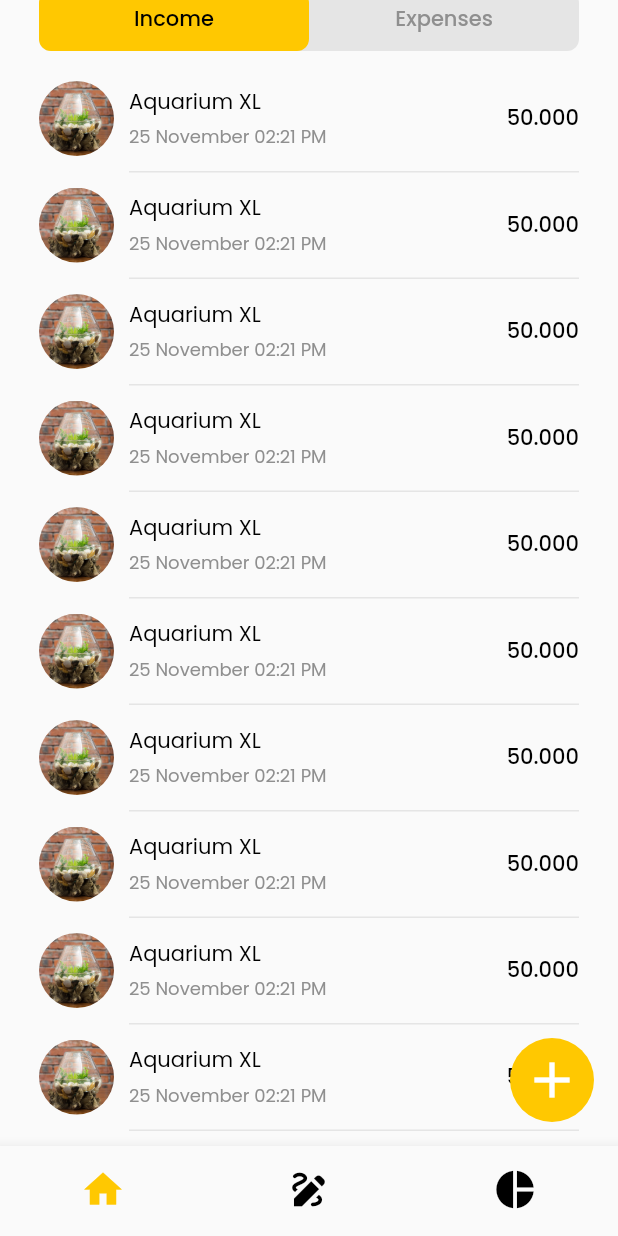
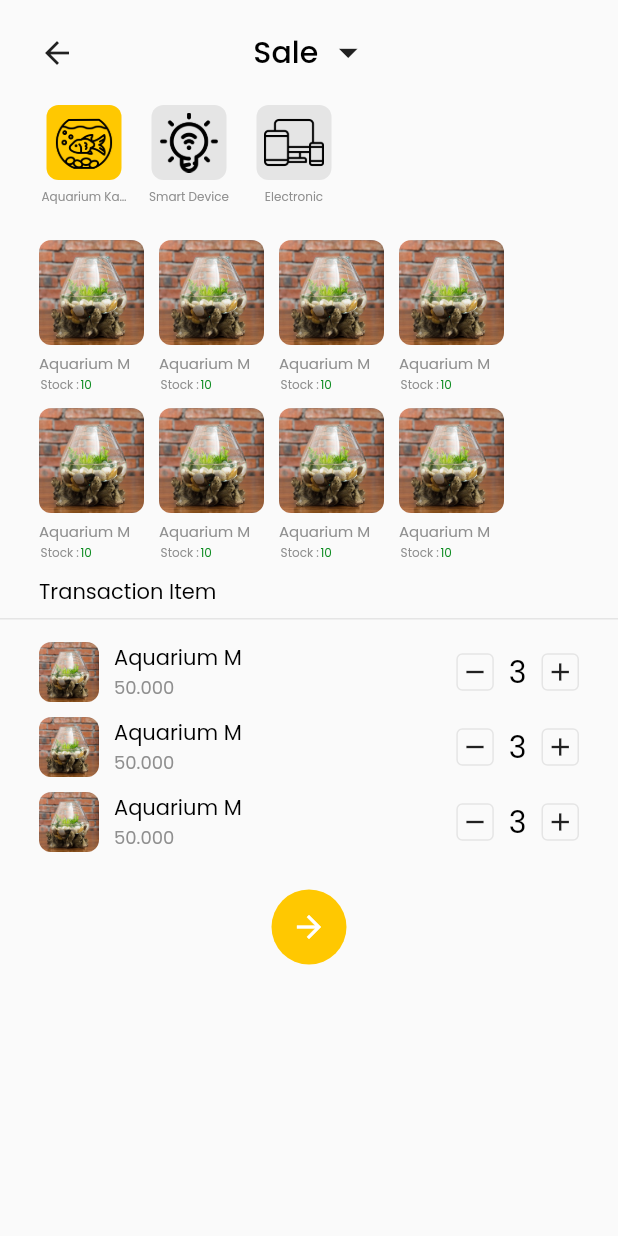
Before and after one commit to anggitpp/moneytoring, a Flutter app: the screen it shows after launch, scrolled down 292 dp, after a tap on the "add" icon, on a phone screen of 412 x 824 dp. Run offline on Flutter 3.47's test engine with Material 2 defaults, Android fonts, the phone set to English and light mode, and no system bars; our stand-ins replace google_fonts, supercharged.

Commit message:
create transaction page and implement all navigator to project

```diff
--- a/lib/config/constant.dart
+++ b/lib/config/constant.dart
@@ -16,28 +16,3 @@ class AppSizes {
     return MediaQuery.of(context).size.height;
   }
 }
-
-class AppTextStyle {
-  static TextStyle verySmallText =
-      GoogleFonts.poppins(fontSize: 10, color: Colors.black);
-  static TextStyle smallText =
-      GoogleFonts.poppins(fontSize: 12, color: Colors.black);
-  static TextStyle mediumText =
-      GoogleFonts.poppins(fontSize: 14, color: Colors.black);
-  static TextStyle largeText =
-      GoogleFonts.poppins(fontSize: 16, color: Colors.black);
-  static TextStyle veryLargeText =
-      GoogleFonts.poppins(fontSize: 18, color: Colors.black);
-
-  static TextStyle greySmallText =
-      GoogleFonts.poppins(fontSize: 12, color: AppColors.greyColor);
-  static TextStyle greyMediumText =
-      GoogleFonts.poppins(fontSize: 14, color: AppColors.greyColor);
-}
-
-class AppColors {
-  static Color yellowColor = '#FFC801'.toColor();
-  static Color backgroundColor = '#FAFAFA'.toColor();
-  static Color greyColor = '#8F8F8F'.toColor();
-  static Color lightGreyColor = '#E5E5E5'.toColor();
-}
--- a/lib/config/route_name.dart
+++ b/lib/config/route_name.dart
@@ -3,4 +3,5 @@ class RouteName {
   static const home = '/home';
   static const main = '/main';
   static const addProduct = '/add_product';
+  static const transaction = '/transaction';
 }
--- a/lib/config/routes.dart
+++ b/lib/config/routes.dart
@@ -1,5 +1,6 @@
 import 'package:moneytoring/screens/add_product/add_product_page.dart';
 import 'package:moneytoring/screens/main/main_page.dart';
+import 'package:moneytoring/screens/transaction/transaction_page.dart';
 
 import '../config/route_name.dart';
 import '../screens/splash/splash_page.dart';
@@ -10,4 +11,5 @@ final routes = {
   RouteName.main: (context) => const MainPage(),
   RouteName.home: (context) => const HomePage(),
   RouteName.addProduct: (context) => const AddProductPage(),
+  RouteName.transaction: (context) => const TransactionPage(),
 };
--- a/lib/config/theme.dart
+++ b/lib/config/theme.dart
@@ -0,0 +1,29 @@
+import 'package:flutter/material.dart';
+import 'package:google_fonts/google_fonts.dart';
+import 'package:supercharged/supercharged.dart';
+
+class AppTextStyle {
+  static TextStyle verySmallText =
+      GoogleFonts.poppins(fontSize: 10, color: Colors.black);
+  static TextStyle smallText =
+      GoogleFonts.poppins(fontSize: 12, color: Colors.black);
+  static TextStyle mediumText =
+      GoogleFonts.poppins(fontSize: 14, color: Colors.black);
+  static TextStyle largeText =
+      GoogleFonts.poppins(fontSize: 16, color: Colors.black);
+  static TextStyle veryLargeText =
+      GoogleFonts.poppins(fontSize: 18, color: Colors.black);
+
+  static TextStyle greySmallText =
+      GoogleFonts.poppins(fontSize: 12, color: AppColors.greyColor);
+  static TextStyle greyMediumText =
+      GoogleFonts.poppins(fontSize: 14, color: AppColors.greyColor);
+}
+
+class AppColors {
+  static Color yellowColor = '#FFC801'.toColor();
+  static Color backgroundColor = '#FAFAFA'.toColor();
+  static Color greyColor = '#8F8F8F'.toColor();
+  static Color lightGreyColor = '#E5E5E5'.toColor();
+  static Color greenColor = '#0C8B20'.toColor();
+}
--- /dev/null
+++ b/lib/models/category.dart
@@ -0,0 +1,18 @@
+class Category {
+  final int id;
+  final String name;
+  final String imagePath;
+  Category({
+    required this.id,
+    required this.name,
+    required this.imagePath,
+  });
+}
+
+final List<Category> dummyCategories = [
+  Category(
+      id: 1, name: 'Aquarium Kaca', imagePath: 'assets/icon/icon-aquarium.png'),
+  Category(id: 2, name: 'Smart Device', imagePath: 'assets/icon/icon-bulb.png'),
+  Category(
+      id: 3, name: 'Electronic', imagePath: 'assets/icon/icon-electronic.png'),
+];
--- a/lib/screens/add_product/add_product_page.dart
+++ b/lib/screens/add_product/add_product_page.dart
@@ -1,8 +1,10 @@
 import 'package:flutter/material.dart';
+import 'package:moneytoring/config/route_name.dart';
 import 'package:moneytoring/widgets/button_submit.dart';
 import 'package:moneytoring/widgets/create_text_field.dart';
 
 import '../../config/constant.dart';
+import '../../config/theme.dart';
 import '../../widgets/header_page.dart';
 
 class AddProductPage extends StatelessWidget {
@@ -17,9 +19,13 @@ class AddProductPage extends StatelessWidget {
           padding: EdgeInsets.zero,
           children: [
             HeaderPage(
-              Icon(
-                Icons.arrow_back,
-                size: 24,
+              GestureDetector(
+                onTap: () =>
+                    Navigator.pushReplacementNamed(context, RouteName.main),
+                child: Icon(
+                  Icons.arrow_back,
+                  size: 24,
+                ),
               ),
               Text(
                 'Add Product',
--- a/lib/screens/home/home_page.dart
+++ b/lib/screens/home/home_page.dart
@@ -1,8 +1,10 @@
 import 'package:flutter/material.dart';
 import 'package:intl/intl.dart';
 import 'package:moneytoring/config/constant.dart';
+import 'package:moneytoring/config/route_name.dart';
 import 'package:moneytoring/screens/home/widgets/profit_card.dart';
-import 'package:moneytoring/screens/home/widgets/transaction_item.dart';
+import 'package:moneytoring/screens/home/widgets/recent_transaction_item.dart';
+import '../../config/theme.dart';
 
 class HomePage extends StatefulWidget {
   const HomePage({Key? key}) : super(key: key);
@@ -33,7 +35,8 @@ class _HomePageState extends State<HomePage>
       backgroundColor: AppColors.backgroundColor,
       floatingActionButton: FloatingActionButton(
         heroTag: "btnTransaction",
-        onPressed: () {},
+        onPressed: () =>
+            Navigator.pushReplacementNamed(context, RouteName.transaction),
         backgroundColor: AppColors.yellowColor,
         child: Icon(
           Icons.add,
@@ -98,7 +101,7 @@ class _HomePageState extends State<HomePage>
                 Column(
                   children: List.generate(
                     10,
-                    (index) => TransactionItem(),
+                    (index) => RecentTransactionItem(),
                   ).toList(),
                 ),
               ],
--- a/lib/screens/home/widgets/profit_card.dart
+++ b/lib/screens/home/widgets/profit_card.dart
@@ -3,6 +3,7 @@ import 'package:intl/intl.dart';
 import 'package:moneytoring/screens/home/widgets/profit_text_box.dart';
 
 import '../../../config/constant.dart';
+import '../../../config/theme.dart';
 
 class ProfitCard extends StatelessWidget {
   const ProfitCard({Key? key}) : super(key: key);
--- a/lib/screens/home/widgets/profit_text_box.dart
+++ b/lib/screens/home/widgets/profit_text_box.dart
@@ -2,6 +2,7 @@ import 'package:flutter/material.dart';
 import 'package:intl/intl.dart';
 
 import '../../../config/constant.dart';
+import '../../../config/theme.dart';
 
 class ProfitTextBox extends StatelessWidget {
   final String title;
--- a/lib/screens/home/widgets/transaction_item.dart
+++ b/lib/screens/home/widgets/recent_transaction_item.dart
@@ -2,9 +2,10 @@ import 'package:flutter/material.dart';
 import 'package:intl/intl.dart';
 
 import '../../../config/constant.dart';
+import '../../../config/theme.dart';
 
-class TransactionItem extends StatelessWidget {
-  const TransactionItem({Key? key}) : super(key: key);
+class RecentTransactionItem extends StatelessWidget {
+  const RecentTransactionItem({Key? key}) : super(key: key);
 
   @override
   Widget build(BuildContext context) {
--- a/lib/screens/main/main_page.dart
+++ b/lib/screens/main/main_page.dart
@@ -4,6 +4,7 @@ import 'package:moneytoring/screens/product/product_page.dart';
 
 import '../../config/constant.dart';
 import '../home/home_page.dart';
+import '../../../config/theme.dart';
 
 class MainPage extends StatefulWidget {
   const MainPage({Key? key}) : super(key: key);
--- a/lib/screens/product/product_page.dart
+++ b/lib/screens/product/product_page.dart
@@ -5,6 +5,7 @@ import 'package:moneytoring/screens/product/widgets/product_item.dart';
 import 'package:moneytoring/widgets/header_page.dart';
 
 import '../../config/route_name.dart';
+import '../../../config/theme.dart';
 
 class ProductPage extends StatelessWidget {
   const ProductPage({Key? key}) : super(key: key);
@@ -23,6 +24,7 @@ class ProductPage extends StatelessWidget {
         ),
         elevation: 0,
       ),
+      backgroundColor: AppColors.backgroundColor,
       body: SafeArea(
         child: ListView(
           padding: EdgeInsets.zero,
--- a/lib/screens/product/widgets/product_item.dart
+++ b/lib/screens/product/widgets/product_item.dart
@@ -2,6 +2,7 @@ import 'package:flutter/material.dart';
 import 'package:intl/intl.dart';
 
 import '../../../config/constant.dart';
+import '../../../config/theme.dart';
 
 class ProductItem extends StatelessWidget {
   const ProductItem({Key? key}) : super(key: key);
--- a/lib/screens/splash/splash_page.dart
+++ b/lib/screens/splash/splash_page.dart
@@ -3,7 +3,7 @@ import 'dart:async';
 import 'package:flutter/material.dart';
 import 'package:moneytoring/config/route_name.dart';
 
-import '../../config/constant.dart';
+import '../../../config/theme.dart';
 
 class SplashPage extends StatefulWidget {
   const SplashPage({Key? key}) : super(key: key);
--- /dev/null
+++ b/lib/screens/transaction/transaction_page.dart
@@ -0,0 +1,139 @@
+import 'package:flutter/material.dart';
+import 'package:intl/intl.dart';
+import 'package:moneytoring/config/constant.dart';
+import 'package:moneytoring/config/route_name.dart';
+import 'package:moneytoring/models/category.dart';
+import 'package:moneytoring/screens/transaction/widget/category_box.dart';
+import 'package:moneytoring/screens/transaction/widget/product_box.dart';
+import 'package:moneytoring/widgets/header_page.dart';
+import '../../../config/theme.dart';
+import 'widget/transaction_item.dart';
+
+class TransactionPage extends StatefulWidget {
+  const TransactionPage({Key? key}) : super(key: key);
+
+  @override
+  State<TransactionPage> createState() => _TransactionPageState();
+}
+
+class _TransactionPageState extends State<TransactionPage> {
+  @override
+  Widget build(BuildContext context) {
+    return Scaffold(
+      backgroundColor: AppColors.backgroundColor,
+      body: SafeArea(
+        child: ListView(
+          padding: EdgeInsets.zero,
+          children: [
+            HeaderPage(
+              GestureDetector(
+                  onTap: () => Navigator.pushNamed(context, RouteName.main),
+                  child: Icon(Icons.arrow_back)),
+              Row(
+                children: [
+                  Text(
+                    'Sale',
+                    style: AppTextStyle.veryLargeText
+                        .copyWith(fontWeight: FontWeight.w500, fontSize: 20),
+                  ),
+                  SizedBox(
+                    width: 5,
+                  ),
+                  Icon(
+                    Icons.arrow_drop_down,
+                    size: 30,
+                  ),
+                ],
+              ),
+              SizedBox(
+                width: 20,
+              ),
+            ),
+            SizedBox(
+              height: 80,
+              child: ListView.builder(
+                scrollDirection: Axis.horizontal,
+                itemCount: dummyCategories.length,
+                itemBuilder: (context, index) {
+                  return Padding(
+                    padding: EdgeInsets.only(
+                        left: index == 0 ? AppSizes.defaultMargin : 10),
+                    child: CategoryBox(
+                      category: dummyCategories[index],
+                      isSelected: index == 0 ? true : false,
+                    ),
+                  );
+                },
+              ),
+            ),
+            SizedBox(
+              height: 10,
+            ),
+            Padding(
+              padding: EdgeInsets.symmetric(horizontal: AppSizes.defaultMargin),
+              child: Wrap(
+                spacing: 10,
+                runSpacing: 10,
+                children: List.generate(
+                  8,
+                  (index) => ProductBox(),
+                ),
+              ),
+            ),
+            SizedBox(
+              height: 10,
+            ),
+            Padding(
+              padding: EdgeInsets.only(left: AppSizes.defaultMargin),
+              child: Text(
+                'Transaction Item',
+                style: AppTextStyle.mediumText,
+              ),
+            ),
+            SizedBox(
+              height: 8,
+            ),
+            Divider(
+              height: 0,
+              thickness: 1,
+              color: AppColors.lightGreyColor,
+            ),
+            SizedBox(
+              height: 15,
+            ),
+            Column(
+              children: List.generate(
+                3,
+                (index) => Padding(
+                  padding: EdgeInsets.fromLTRB(
+                      AppSizes.defaultMargin, 0, AppSizes.defaultMargin, 10),
+                  child: TransactionItem(),
+                ),
+              ),
+            ),
+            SizedBox(
+              height: 15,
+            ),
+            GestureDetector(
+              onTap: () =>
+                  Navigator.pushReplacementNamed(context, RouteName.main),
+              child: Container(
+                width: 50,
+                height: 50,
+                decoration: BoxDecoration(
+                  shape: BoxShape.circle,
+                  color: AppColors.yellowColor,
+                ),
+                child: Icon(
+                  Icons.arrow_forward,
+                  color: Colors.white,
+                  size: 24,
+                ),
+              ),
+            ),
+          ],
+        ),
+      ),
+    );
+  }
+}
--- /dev/null
+++ b/lib/screens/transaction/widget/category_box.dart
@@ -0,0 +1,56 @@
+import 'package:flutter/material.dart';
+import 'package:moneytoring/models/category.dart';
+
+import '../../../config/constant.dart';
+import '../../../config/theme.dart';
+
+class CategoryBox extends StatelessWidget {
+  final Category category;
+  final bool isSelected;
+
+  const CategoryBox({
+    Key? key,
+    required this.category,
+    this.isSelected = false,
+  }) : super(key: key);
+
+  @override
+  Widget build(BuildContext context) {
+    return SizedBox(
+      width: 60,
+      height: 80,
+      child: Column(
+        children: [
+          Container(
+            width: 50,
+            height: 50,
+            decoration: BoxDecoration(
+              color:
+                  isSelected ? AppColors.yellowColor : AppColors.lightGreyColor,
+              borderRadius: BorderRadius.circular(8),
+            ),
+            alignment: Alignment.center,
+            child: SizedBox(
+              width: 40,
+              height: 40,
+              child: Image.asset(
+                category.imagePath,
+                fit: BoxFit.cover,
+              ),
+            ),
+          ),
+          SizedBox(
+            height: 5,
+          ),
+          Text(
+            category.name,
+            overflow: TextOverflow.ellipsis,
+            textAlign: TextAlign.center,
+            maxLines: 1,
+            style: AppTextStyle.greySmallText.copyWith(fontSize: 8),
+          ),
+        ],
+      ),
+    );
+  }
+}
--- /dev/null
+++ b/lib/screens/transaction/widget/product_box.dart
@@ -0,0 +1,58 @@
+import 'package:flutter/material.dart';
+
+import '../../../config/theme.dart';
+
+class ProductBox extends StatelessWidget {
+  const ProductBox({Key? key}) : super(key: key);
+
+  @override
+  Widget build(BuildContext context) {
+    return Container(
+      width: 70,
+      height: 102,
+      alignment: Alignment.centerLeft,
+      child: Column(
+        crossAxisAlignment: CrossAxisAlignment.start,
+        children: [
+          Container(
+            width: 70,
+            height: 70,
+            alignment: Alignment.center,
+            decoration: BoxDecoration(
+              borderRadius: BorderRadius.circular(8),
+              image: DecorationImage(
+                image: AssetImage('assets/images/aquarium.jpeg'),
+                fit: BoxFit.cover,
+              ),
+            ),
+          ),
+          SizedBox(
+            height: 5,
+          ),
+          Text(
+            'Aquarium M',
+            textAlign: TextAlign.start,
+            style: AppTextStyle.greySmallText.copyWith(fontSize: 10),
+          ),
+          Row(
+            crossAxisAlignment: CrossAxisAlignment.center,
+            mainAxisAlignment: MainAxisAlignment.start,
+            children: [
+              Text(
+                'Stock : ',
+                textAlign: TextAlign.center,
+                style: AppTextStyle.greySmallText.copyWith(fontSize: 8),
+              ),
+              Text(
+                '10',
+                textAlign: TextAlign.center,
+                style: AppTextStyle.greySmallText
+                    .copyWith(fontSize: 8, color: AppColors.greenColor),
+              ),
+            ],
+          ),
+        ],
+      ),
+    );
+  }
+}
--- /dev/null
+++ b/lib/screens/transaction/widget/transaction_item.dart
@@ -0,0 +1,88 @@
+import 'package:flutter/material.dart';
+import 'package:intl/intl.dart';
+
+import '../../../config/constant.dart';
+import '../../../config/theme.dart';
+
+class TransactionItem extends StatelessWidget {
+  const TransactionItem({Key? key}) : super(key: key);
+
+  @override
+  Widget build(BuildContext context) {
+    return Row(
+      children: [
+        Container(
+          width: 40,
+          height: 40,
+          decoration: BoxDecoration(
+            borderRadius: BorderRadius.circular(8),
+            image: DecorationImage(
+              image: AssetImage('assets/images/aquarium.jpeg'),
+            ),
+          ),
+        ),
+        SizedBox(
+          width: 10,
+        ),
+        Column(
+          crossAxisAlignment: CrossAxisAlignment.start,
+          children: [
+            Text(
+              'Aquarium M',
+              style: AppTextStyle.mediumText,
+            ),
+            Text(
+              NumberFormat.currency(
+                      locale: 'id_ID', symbol: '', decimalDigits: 0)
+                  .format(50000),
+              style: AppTextStyle.greySmallText,
+            ),
+          ],
+        ),
+        Spacer(),
+        Container(
+          width: 25,
+          height: 25,
+          decoration: BoxDecoration(
+            borderRadius: BorderRadius.circular(4),
+            border: Border.all(
+              color: AppColors.lightGreyColor,
+            ),
+          ),
+          alignment: Alignment.center,
+          child: Icon(
+            Icons.remove,
+            size: 20,
+          ),
+        ),
+        SizedBox(
+          width: 10,
+        ),
+        Text(
+          '3',
+          style: AppTextStyle.veryLargeText.copyWith(
+            fontSize: 20,
+          ),
+        ),
+        SizedBox(
+          width: 10,
+        ),
+        Container(
+          width: 25,
+          height: 25,
+          decoration: BoxDecoration(
+            borderRadius: BorderRadius.circular(4),
+            border: Border.all(
+              color: AppColors.lightGreyColor,
+            ),
+          ),
+          alignment: Alignment.center,
+          child: Icon(
+            Icons.add,
+            size: 20,
+          ),
+        ),
+      ],
+    );
+  }
+}
--- a/lib/widgets/button_submit.dart
+++ b/lib/widgets/button_submit.dart
@@ -1,6 +1,7 @@
 import 'package:flutter/material.dart';
 
 import '../config/constant.dart';
+import '../../../config/theme.dart';
 
 class ButtonSubmit extends StatelessWidget {
   final String text;
--- a/lib/widgets/create_text_field.dart
+++ b/lib/widgets/create_text_field.dart
@@ -1,6 +1,7 @@
 import 'package:flutter/material.dart';
 
 import '../config/constant.dart';
+import '../../../config/theme.dart';
 
 class CreateTextField extends StatelessWidget {
   final String label;
```
